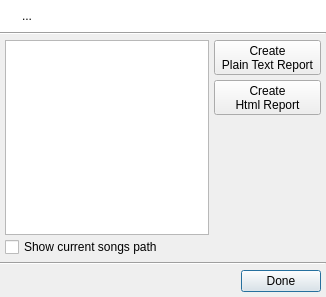
The window that uman/src/QUReportDialog.ui (UltraStar-Deluxe/UltraStar-Manager) describes before a commit, drawn with Qt 5.
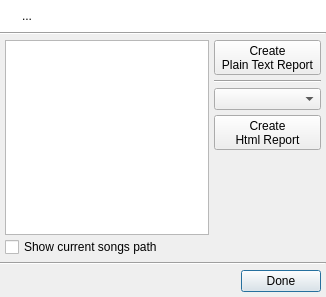
The same window after the commit. Icons and pictures are not drawn.

Commit message: css support for HTML report added

```diff
--- a/uman/src/QUReportDialog.ui
+++ b/uman/src/QUReportDialog.ui
@@ -211,6 +211,16 @@
          </property>
         </widget>
        </item>
+       <item>
+        <widget class="Line" name="line_3" >
+         <property name="orientation" >
+          <enum>Qt::Horizontal</enum>
+         </property>
+        </widget>
+       </item>
+       <item>
+        <widget class="QComboBox" name="styleCombo" />
+       </item>
        <item>
         <widget class="QToolButton" name="createHtmlBtn" >
          <property name="sizePolicy" >
```
The commit also changes 7 other files.
